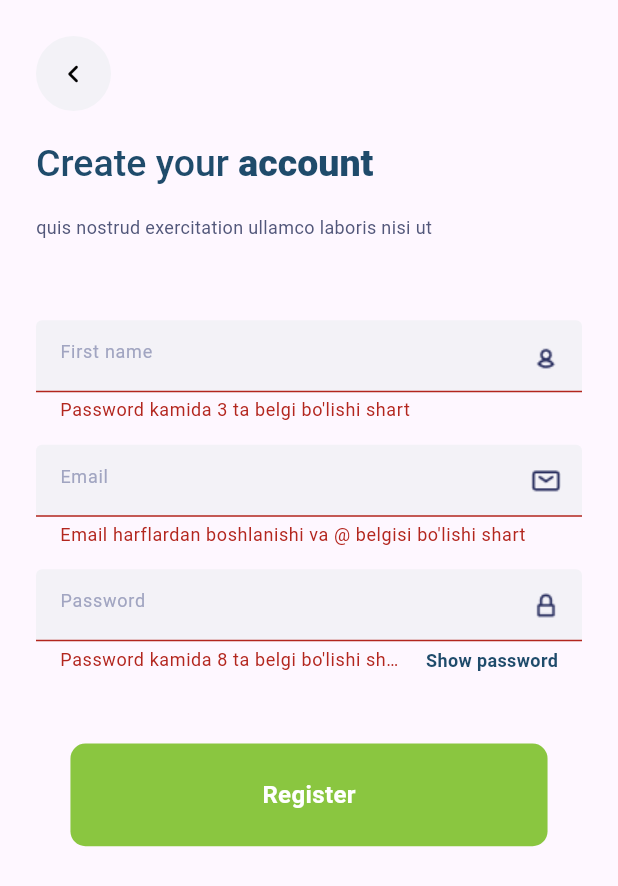
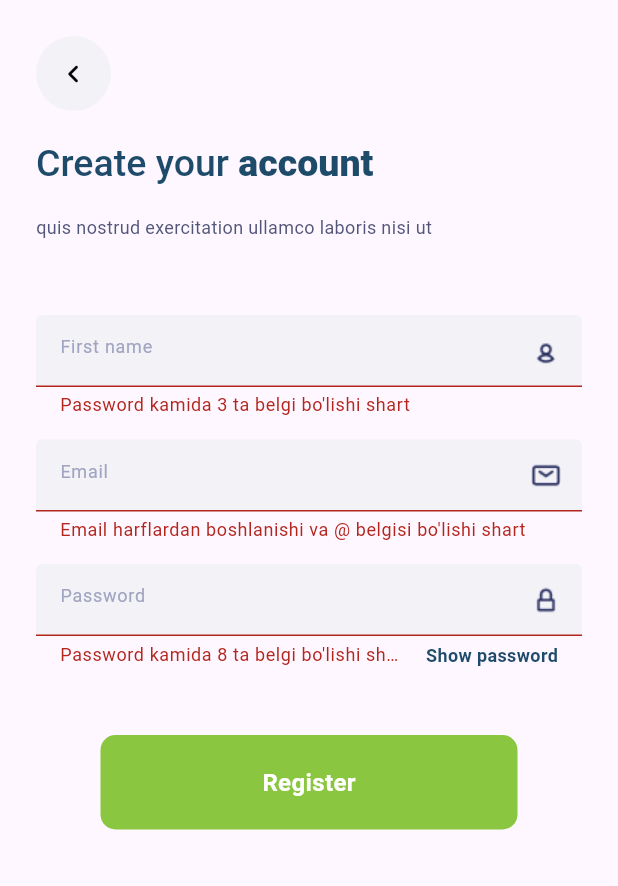
Before and after one commit to erkinov-2003/food_app, a Flutter app: the RegisterPage screen opened directly, after a tap on "Register", on a phone screen of 412 x 824 dp. Shown: the top 886 px of the screen. Run offline on Flutter 3.47's test engine with Material 2 defaults, Android fonts, the phone set to English and light mode, and no system bars; our stand-ins replace camera, carousel_slider, get_it, smooth_page_indicator.

Commit message:
ready app

```diff
--- a/lib/src/screens/register_screen/depends/textField.dart
+++ b/lib/src/screens/register_screen/depends/textField.dart
@@ -1,6 +1,7 @@
 import 'package:flutter/material.dart';
 
 class TextFeild extends StatefulWidget {
+  FocusNode focusNode=FocusNode();
   String name;
   String image;
   bool helper;
@@ -25,6 +26,8 @@ class _TextFieldState extends State<TextFeild> {
   @override
   Widget build(BuildContext context) {
     return TextFormField(
+      focusNode: widget.focusNode,
+      onTapOutside: (event) => widget.focusNode.unfocus(),
       obscureText: obscure && widget.helper,
       textInputAction: TextInputAction.next,
       validator: widget.validate,
--- a/lib/src/screens/register_screen/registerPage.dart
+++ b/lib/src/screens/register_screen/registerPage.dart
@@ -19,16 +19,16 @@ class _RegisterPageState extends State<RegisterPage> {
     if (value == null) {
       return "Emailda kamida bitta harf bo'lishi kerak";
     }
-    if (!RegExp(r'[A-z]+[@]').hasMatch(value!.trim())) {
+    if (!RegExp(r'[A-z]+[@]').hasMatch(value!)) {
       return "Email harflardan boshlanishi va @ belgisi bo'lishi shart";
     }
-    if (!RegExp(r'[A-z]+[@][A-z]').hasMatch(value.trim())) {
+    if (!RegExp(r'[A-z]+[@][A-z]').hasMatch(value)) {
       return "Emailda @ belgidan keyin kamida bitta harf bo'lishi kerak";
     }
     if (!value.contains(".com")) {
       return "Emailda '.com' bo'lishi shart";
     }
-    name = value;
+    name=value;
     return null;
   }
 
@@ -36,7 +36,7 @@ class _RegisterPageState extends State<RegisterPage> {
     if (value!.length <= 8) {
       return "Password kamida 8 ta belgi bo'lishi shart";
     }
-    password = value;
+    password=value;
     return null;
   }
 
@@ -47,10 +47,11 @@ class _RegisterPageState extends State<RegisterPage> {
     return null;
   }
 
+
   @override
   Widget build(BuildContext context) {
     final _formKey = GlobalKey<FormState>();
-    final size = MediaQuery.of(context).size;
+
     return Scaffold(
       body: SafeArea(
         child: SingleChildScrollView(
@@ -66,18 +67,13 @@ class _RegisterPageState extends State<RegisterPage> {
                     child: IconButton(
                         onPressed: () => Navigator.pop(context),
                         style: const ButtonStyle(
-                        minimumSize: MaterialStatePropertyAll<Size>(
-                          Size.fromRadius(25),
-                        ),
-                        backgroundColor: MaterialStatePropertyAll<Color>(
-                          Color(0xFFF3F2F7),
-                        ),
-                      ),
+                            minimumSize: MaterialStatePropertyAll<Size>(Size.fromRadius(25)),
+                            backgroundColor:
+                            MaterialStatePropertyAll<Color>(Color(0xFFF3F2F7))),
                         icon: const Icon(
                           Icons.chevron_left_rounded,
                           color: Colors.black,
-                      ),
-                    ),
+                        )),
                   ),
                   RichText(
                     text: const TextSpan(
@@ -95,7 +91,7 @@ class _RegisterPageState extends State<RegisterPage> {
                     ),
                   ),
                   const Padding(
-                    padding: EdgeInsets.only(top: 20),
+                    padding: const EdgeInsets.only(top: 20),
                     child: Text(
                       "quis nostrud exercitation ullamco laboris nisi ut",
                       style: TextStyle(
@@ -105,7 +101,7 @@ class _RegisterPageState extends State<RegisterPage> {
                     ),
                   ),
                   Padding(
-                    padding: EdgeInsets.only(top: size.height * 0.065),
+                    padding: const EdgeInsets.only(top: 50),
                     child: TextFeild(
                       name: "First name",
                       image: "assets/images/ProfileIcon.png",
@@ -132,9 +128,7 @@ class _RegisterPageState extends State<RegisterPage> {
                     ),
                   ),
                   Padding(
-                    padding: EdgeInsets.symmetric(
-                      vertical: size.height * 0.039,
-                    ),
+                    padding: const EdgeInsets.symmetric(vertical: 30),
                     child: Center(
                       child: GestureDetector(
                         onTap: () {
@@ -143,20 +137,19 @@ class _RegisterPageState extends State<RegisterPage> {
                             Navigator.push(
                                 context,
                                 MaterialPageRoute(
-                                builder: (context) => const HomePage(),
-                              ),
-                            );
+                                  builder: (context) => HomePage(),
+                                ));
                           }
                         },
                         child: DecoratedBox(
                           decoration: BoxDecoration(
-                            color: const Color(0xFF8AC640),
+                            color: Color(0xFF8AC640),
                             borderRadius: BorderRadius.circular(10),
                           ),
-                          child: SizedBox(
-                            height: size.height * 0.083,
-                            width: size.width * 0.772,
-                            child: const Center(
+                          child: const SizedBox(
+                            height: 63,
+                            width: 278,
+                            child: Center(
                               child: Text(
                                 "Register",
                                 style: TextStyle(
```
Also changed, not shown: lib/src/screens/register_screen/signIn.dart (+11 -16 lines). Lines whose indentation alone changed are shown as unchanged.
